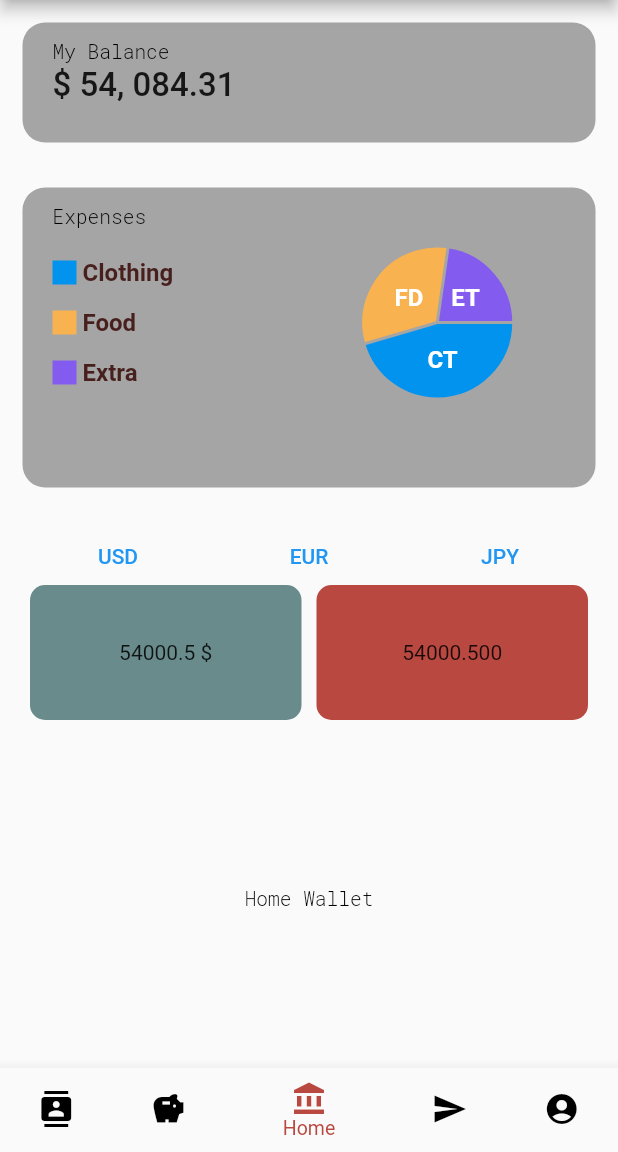
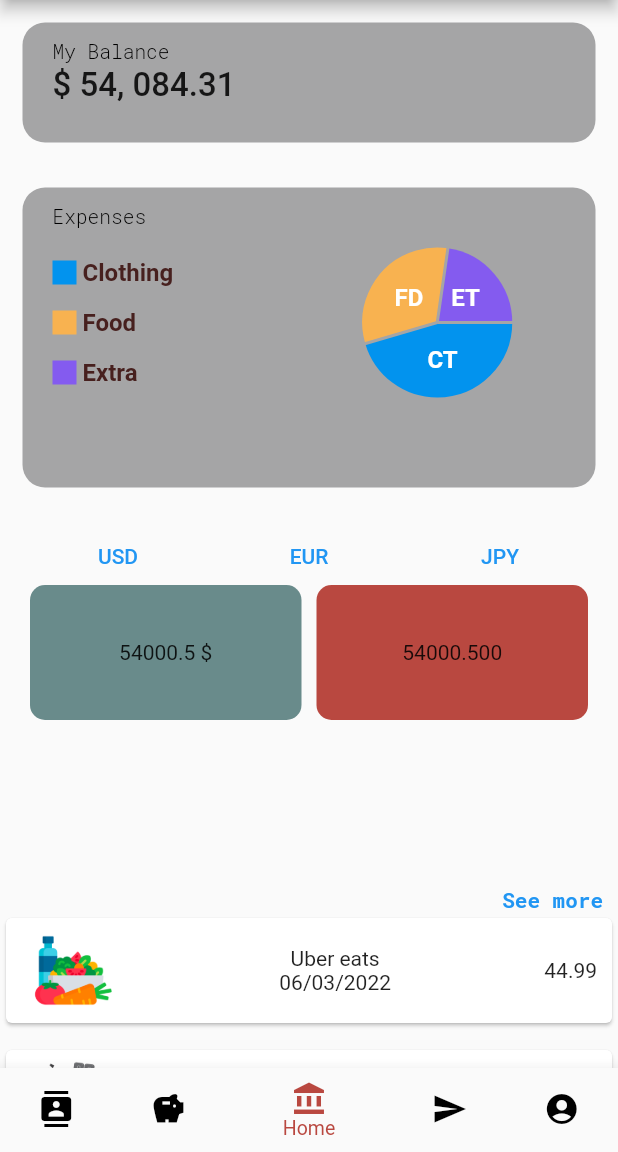
Before and after one commit to cchalop1/epitech-flutter, a Flutter app: the MainScreen screen opened directly, on a phone screen of 412 x 824 dp, the part 84-1236 px from its top. Run offline on Flutter 3.47's test engine with Material 2 defaults, Android fonts, the light colour scheme and no system bars; drawn by our look-alikes of fl_chart; our stand-ins replace audioplayers, google_fonts, image_picker, shared_preferences; accounts and stored records are empty.

Commit message:
Add see more in home

```diff
--- a/lib/widgets/homepage/HomeWallet.dart
+++ b/lib/widgets/homepage/HomeWallet.dart
@@ -1,22 +1,37 @@
 import 'package:flutter/material.dart';
 import 'package:google_fonts/google_fonts.dart';
 import 'package:myapp/components/BigText.dart';
+import 'package:myapp/pages/wallet.dart';
+import 'package:myapp/widgets/listTransac.dart';
 
 class HomeWallet extends StatelessWidget {
   const HomeWallet({Key? key}) : super(key: key);
 
   @override
   Widget build(BuildContext context) {
-    return  Container(
-      child:
-        Text(
-          'Home Wallet',
-          style: GoogleFonts.robotoMono(
-            fontSize: 13,
-            fontWeight: FontWeight.w300,
-            color: Colors.black,
+    return Column(crossAxisAlignment: CrossAxisAlignment.end, children: [
+      InkWell(
+        onTap: () {
+          Navigator.push(
+            context,
+            MaterialPageRoute(
+              builder: (context) => Wallet(),
+            ),
+          );
+        },
+        child: Container(
+          margin: EdgeInsets.only(right: 10),
+          child: Text(
+            'See more',
+            style: GoogleFonts.robotoMono(
+              fontWeight: FontWeight.bold,
+              color: Colors.blue,
+            ),
+            textAlign: TextAlign.left,
           ),
         ),
-    );
+      ),
+      ListTransac(length: 2),
+    ]);
   }
 }
--- a/lib/widgets/listTransac.dart
+++ b/lib/widgets/listTransac.dart
@@ -10,15 +10,15 @@ List<Map> transacList = [
 ];
 
 class ListTransac extends StatelessWidget {
-  const ListTransac({Key? key}) : super(key: key);
-
+  const ListTransac({required this.length, Key? key}) : super(key: key);
+  final length;
   @override
   Widget build(BuildContext context) {
     return ListView.separated(
         physics: NeverScrollableScrollPhysics(),
         shrinkWrap: true,
         //controller: _scrollController,
-        itemCount: transacList.length,
+        itemCount: length,
         // gridDelegate: SliverGridDelegateWithFixedCrossAxisCount(
         //   crossAxisCount: 1,
         //   crossAxisSpacing: defaultPadding,
```
Also changed, not shown: lib/pages/wallet.dart (+15 -2 lines).
